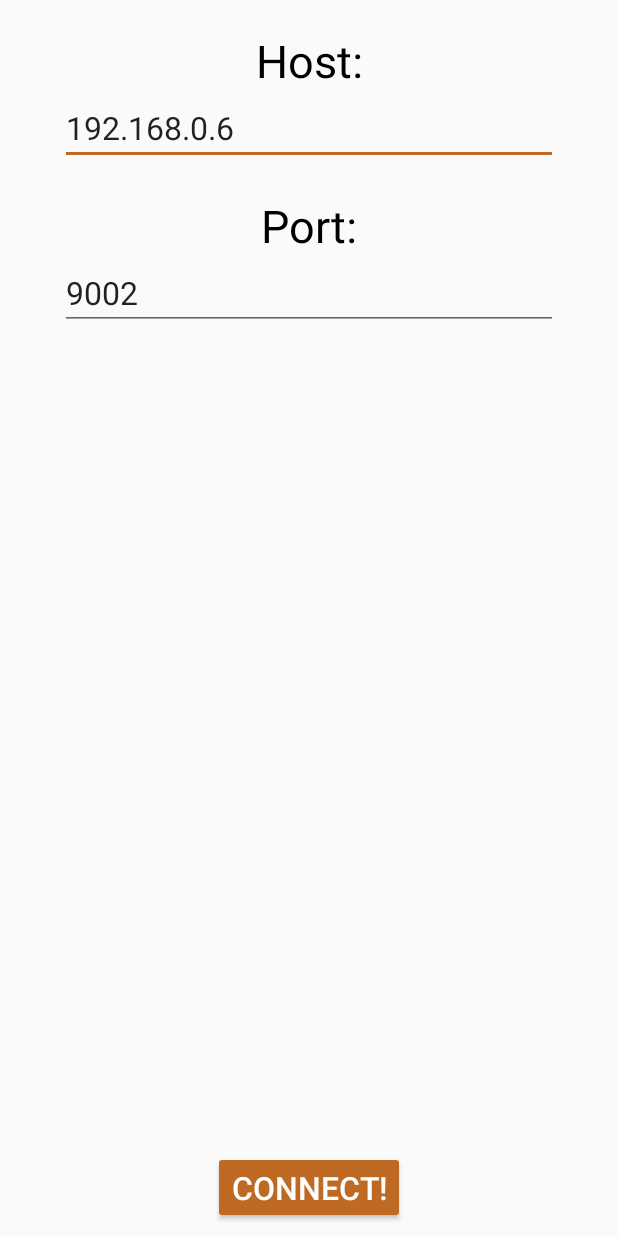
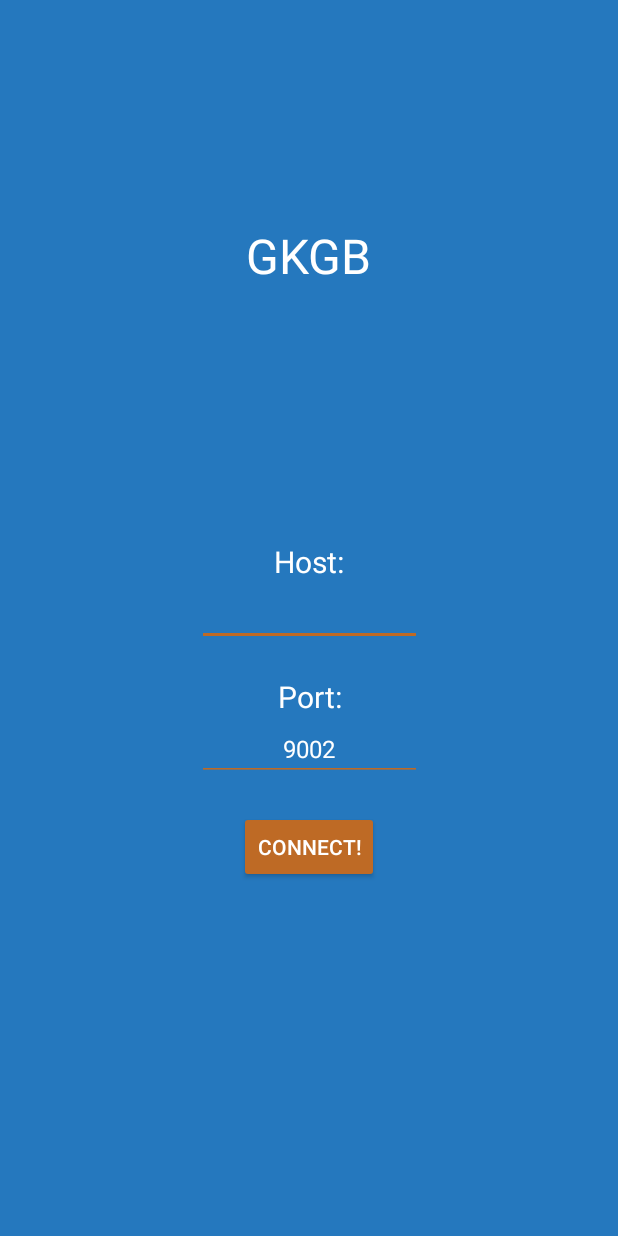
Before and after one commit to 0442A403/GKGB-Controller, an Android app: the screen it shows after launch (ConnectionActivity), on a phone screen of 412 x 824 dp. Run offline under Robolectric (Android 15) with nearby library versions, the phone set to English and light mode, and no system bars.

Commit message:
Redesign ActivityConnection

```diff
--- a/app/src/main/res/layout/activity_connection.xml
+++ b/app/src/main/res/layout/activity_connection.xml
@@ -4,7 +4,32 @@
     xmlns:tools="http://schemas.android.com/tools"
     android:layout_width="match_parent"
     android:layout_height="match_parent"
-    tools:context=".ConnectionActivity">
+    tools:context=".ConnectionActivity"
+    android:background="@color/colorPrimary">
+
+    <TextView
+        android:layout_width="wrap_content"
+        android:layout_height="wrap_content"
+        android:text="GKGB"
+        android:textColor="@color/white"
+        android:textSize="32sp"
+        app:layout_constraintStart_toStartOf="parent"
+        app:layout_constraintEnd_toEndOf="parent"
+        app:layout_constraintTop_toTopOf="parent"
+        app:layout_constraintBottom_toTopOf="@+id/connectionFieldsLayout"/>
+
+
+    <LinearLayout
+        android:id="@+id/connectionFieldsLayout"
+        android:layout_width="wrap_content"
+        android:layout_height="wrap_content"
+        android:orientation="vertical"
+        app:layout_constraintTop_toTopOf="parent"
+        app:layout_constraintBottom_toBottomOf="parent"
+        app:layout_constraintStart_toStartOf="parent"
+        app:layout_constraintEnd_toEndOf="parent"
+        android:gravity="center_horizontal"
+        app:layout_constraintVertical_bias="0.6">
 
         <TextView
             android:id="@+id/host_title"
@@ -16,23 +41,22 @@
             android:layout_marginStart="8dp"
             android:layout_marginTop="20dp"
             android:text="Host:"
-        android:textColor="@color/black"
-        android:textSize="30sp"
+            android:textSize="20sp"
             app:layout_constraintEnd_toEndOf="parent"
             app:layout_constraintStart_toStartOf="parent"
             app:layout_constraintTop_toTopOf="parent" />
 
-    <EditText
+        <android.support.v7.widget.AppCompatEditText
             android:id="@+id/host_editText"
-        android:layout_width="match_parent"
+            android:layout_width="150dp"
             android:layout_height="wrap_content"
             android:layout_marginEnd="40dp"
             android:layout_marginLeft="40dp"
             android:layout_marginRight="40dp"
             android:layout_marginStart="40dp"
-        android:text="192.168.0.6"
-        android:hint="ip"
-        android:textSize="21sp"
+            android:textColor="@color/white"
+            android:textSize="16sp"
+            android:backgroundTint="@color/colorAccent"
             app:layout_constraintEnd_toEndOf="parent"
             app:layout_constraintStart_toStartOf="parent"
             app:layout_constraintTop_toBottomOf="@+id/host_title"
@@ -50,13 +74,13 @@
             android:layout_marginStart="8dp"
             android:layout_marginTop="20dp"
             android:text="Port:"
-        android:textColor="@color/black"
-        android:textSize="30sp"
+            android:gravity="center"
+            android:textSize="20sp"
             app:layout_constraintEnd_toEndOf="parent"
             app:layout_constraintStart_toStartOf="parent"
             app:layout_constraintTop_toBottomOf="@id/host_editText" />
 
-    <EditText
+        <android.support.v7.widget.AppCompatEditText
             android:id="@+id/port_editText"
             android:layout_width="match_parent"
             android:layout_height="wrap_content"
@@ -65,9 +89,11 @@
             android:layout_marginRight="40dp"
             android:layout_marginStart="40dp"
             android:text="9002"
-        android:hint="port"
+            android:backgroundTint="@color/colorAccent"
+            android:textColor="@color/white"
+            android:gravity="center"
             android:inputType="number"
-        android:textSize="21sp"
+            android:textSize="16sp"
             app:layout_constraintEnd_toEndOf="parent"
             app:layout_constraintStart_toStartOf="parent"
             app:layout_constraintTop_toBottomOf="@+id/port_title" />
@@ -81,10 +107,10 @@
             android:layout_marginLeft="8dp"
             android:layout_marginRight="8dp"
             android:layout_marginStart="8dp"
+            android:layout_marginTop="20dp"
             android:text="Connect!"
-        android:textSize="21sp"
-        app:layout_constraintBottom_toBottomOf="parent"
-        app:layout_constraintEnd_toEndOf="parent"
-        app:layout_constraintStart_toStartOf="parent" />
+            android:textSize="14sp" />
+
+    </LinearLayout>
 
 </android.support.constraint.ConstraintLayout>
--- a/app/src/main/res/layout/activity_controller.xml
+++ b/app/src/main/res/layout/activity_controller.xml
@@ -86,7 +86,6 @@
                 android:id="@+id/stateImageWrapper"
                 android:layout_width="wrap_content"
                 android:layout_height="wrap_content"
-                android:visibility="invisible"
                 app:layout_constraintEnd_toEndOf="parent"
                 app:layout_constraintStart_toStartOf="parent"
                 app:layout_constraintTop_toBottomOf="@id/robotState">
@@ -95,6 +94,7 @@
                     android:id="@+id/stateImage"
                     android:layout_width="50dp"
                     android:layout_height="50dp"
+                    android:src="@drawable/arrow"
                     tools:ignore="ContentDescription" />
 
             </FrameLayout>
```
Lines whose indentation alone changed are shown as unchanged.
